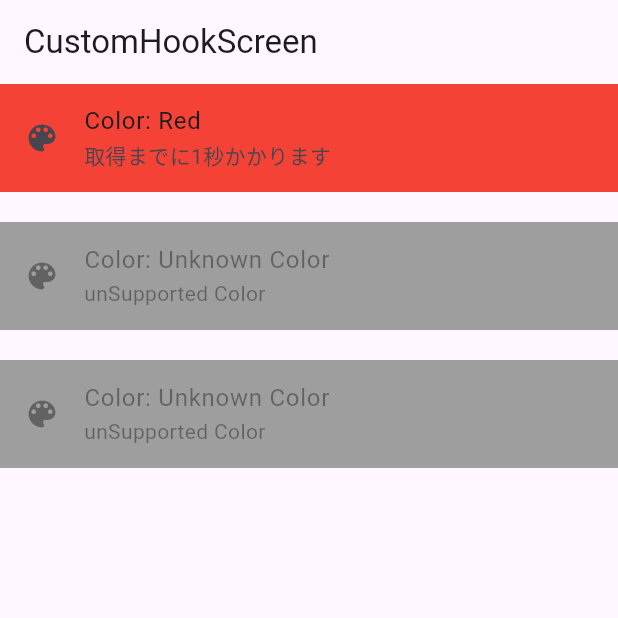
After one commit to HaruhikoMotokawa/riverpod_watch_many_sample, a Flutter app: the CustomHookScreen screen opened by its route, on a phone screen of 412 x 824 dp, the top half of it. The commit adds this screen. Run offline on Flutter 3.47's test engine with Material 3 defaults, Android fonts, the phone set to English and light mode, and no system bars; our stand-ins replace flutter_riverpod, go_router, hooks_riverpod, riverpod_annotation; generated files the repository leaves out were written again.

Commit message:
CustomHookScreenを追加し、ルーターに統合。状態管理のためのカスタムフックを実装。

```diff
--- /dev/null
+++ b/lib/presentation/screens/cutom_hook/_use_screen_state.dart
@@ -0,0 +1,42 @@
+part of 'screen.dart';
+
+typedef _ScreenState = ({
+  MaterialColor red,
+  MaterialColor blue,
+  MaterialColor yellow,
+  bool isRedTileEnabled,
+  bool isBlueTileEnabled,
+  bool isYellowTileEnabled,
+});
+
+_ScreenState _useScreenState(WidgetRef ref) {
+  // -------------------- //
+  // providerの取得
+  // -------------------- //
+  final asyncRed = ref.watch(red1SecondsProvider);
+  final asyncBlue = ref.watch(blue5SecondsProvider);
+  final asyncYellow = ref.watch(yellow10SecondsProvider);
+
+  // -------------------- //
+  // AsyncValueから値を取得
+  // -------------------- //
+  final red = asyncRed.valueOrNull ?? Colors.grey;
+  final blue = asyncBlue.valueOrNull ?? Colors.grey;
+  final yellow = asyncYellow.valueOrNull ?? Colors.grey;
+
+  final isRedTileEnabled = !asyncRed.isLoading;
+  final isBlueTileEnabled = !asyncBlue.isLoading;
+  final isYellowTileEnabled = !asyncYellow.isLoading;
+
+  // -------------------- //
+  // 取得した値を返す
+  // -------------------- //
+  return (
+    red: red,
+    blue: blue,
+    yellow: yellow,
+    isRedTileEnabled: isRedTileEnabled,
+    isBlueTileEnabled: isBlueTileEnabled,
+    isYellowTileEnabled: isYellowTileEnabled,
+  );
+}
--- /dev/null
+++ b/lib/presentation/screens/cutom_hook/screen.dart
@@ -0,0 +1,45 @@
+import 'package:flutter/material.dart';
+import 'package:flutter_riverpod/flutter_riverpod.dart';
+import 'package:riverpod_watch_many_sample/presentation/shared/color_list_tile.dart';
+import 'package:riverpod_watch_many_sample/presentation/state/blue_5_seconds.dart';
+import 'package:riverpod_watch_many_sample/presentation/state/red_1_seconds.dart';
+import 'package:riverpod_watch_many_sample/presentation/state/yellow_10_seconds.dart';
+
+part '_use_screen_state.dart';
+
+class CustomHookScreen extends ConsumerWidget {
+  const CustomHookScreen({super.key});
+
+  static const String path = '/custom_hook';
+  static const String name = 'CustomHookScreen';
+
+  @override
+  Widget build(BuildContext context, WidgetRef ref) {
+    final screenState = _useScreenState(ref);
+
+    return Scaffold(
+      appBar: AppBar(
+        title: const Text(name),
+      ),
+      body: Center(
+        child: Column(
+          spacing: 20,
+          children: [
+            ColorListTile(
+              color: screenState.red,
+              enabled: screenState.isRedTileEnabled,
+            ),
+            ColorListTile(
+              color: screenState.blue,
+              enabled: screenState.isBlueTileEnabled,
+            ),
+            ColorListTile(
+              color: screenState.yellow,
+              enabled: screenState.isYellowTileEnabled,
+            ),
+          ],
+        ),
+      ),
+    );
+  }
+}
--- a/lib/presentation/screens/home/screen.dart
+++ b/lib/presentation/screens/home/screen.dart
@@ -1,6 +1,7 @@
 import 'package:flutter/material.dart';
 import 'package:go_router/go_router.dart';
 import 'package:riverpod_watch_many_sample/presentation/screens/combined_provider/screen.dart';
+import 'package:riverpod_watch_many_sample/presentation/screens/cutom_hook/screen.dart';
 import 'package:riverpod_watch_many_sample/presentation/screens/single_watch_split_handle/screen.dart';
 import 'package:riverpod_watch_many_sample/presentation/screens/split_watch/screen.dart';
 import 'package:riverpod_watch_many_sample/presentation/screens/value_or_default/screen.dart';
@@ -18,6 +19,7 @@ class HomeScreen extends StatelessWidget {
         const _ListTile(screenType: _ScreenType.singleWatchSplitHandle),
         const _ListTile(screenType: _ScreenType.combinedProvider),
         const _ListTile(screenType: _ScreenType.valueOrDefault),
+        const _ListTile(screenType: _ScreenType.customHook),
         const SizedBox.shrink(), // Placeholder for spacing
       ];
 
@@ -48,6 +50,7 @@ class _ListTile extends StatelessWidget {
         _ScreenType.singleWatchSplitHandle => SingleWatchSplitHandleScreen.name,
         _ScreenType.combinedProvider => CombinedProviderScreen.name,
         _ScreenType.valueOrDefault => ValueOrDefaultScreen.name,
+        _ScreenType.customHook => CustomHookScreen.name,
       };
 
   String get _screenPath => switch (screenType) {
@@ -55,6 +58,7 @@ class _ListTile extends StatelessWidget {
         _ScreenType.singleWatchSplitHandle => SingleWatchSplitHandleScreen.path,
         _ScreenType.combinedProvider => CombinedProviderScreen.path,
         _ScreenType.valueOrDefault => ValueOrDefaultScreen.path,
+        _ScreenType.customHook => CustomHookScreen.path,
       };
 
   @override
@@ -74,4 +78,5 @@ enum _ScreenType {
   singleWatchSplitHandle,
   combinedProvider,
   valueOrDefault,
+  customHook,
 }
--- a/lib/router/router.dart
+++ b/lib/router/router.dart
@@ -3,6 +3,7 @@ import 'package:go_router/go_router.dart';
 import 'package:hooks_riverpod/hooks_riverpod.dart';
 import 'package:riverpod_annotation/riverpod_annotation.dart';
 import 'package:riverpod_watch_many_sample/presentation/screens/combined_provider/screen.dart';
+import 'package:riverpod_watch_many_sample/presentation/screens/cutom_hook/screen.dart';
 import 'package:riverpod_watch_many_sample/presentation/screens/home/screen.dart';
 import 'package:riverpod_watch_many_sample/presentation/screens/single_watch_split_handle/screen.dart';
 import 'package:riverpod_watch_many_sample/presentation/screens/split_watch/screen.dart';
@@ -83,6 +84,19 @@ final _goRouter = GoRouter(
         );
       },
     ),
+    // ---------------- //
+    // CustomHookScreen
+    // ---------------- //
+    GoRoute(
+      path: CustomHookScreen.path,
+      name: CustomHookScreen.name,
+      pageBuilder: (context, state) {
+        return MaterialPage(
+          key: state.pageKey,
+          child: const CustomHookScreen(),
+        );
+      },
+    ),
   ],
   // 遷移ページがないなどのエラーが発生した時に、このページに行く
   errorPageBuilder: (context, state) => MaterialPage(
```
